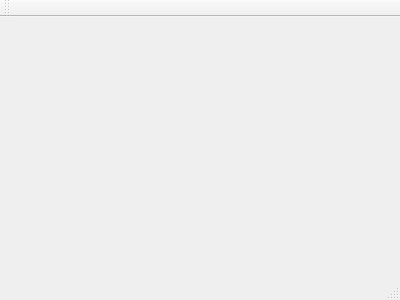
Taraj/Graphics, file mainwindow.ui: the form before one commit.
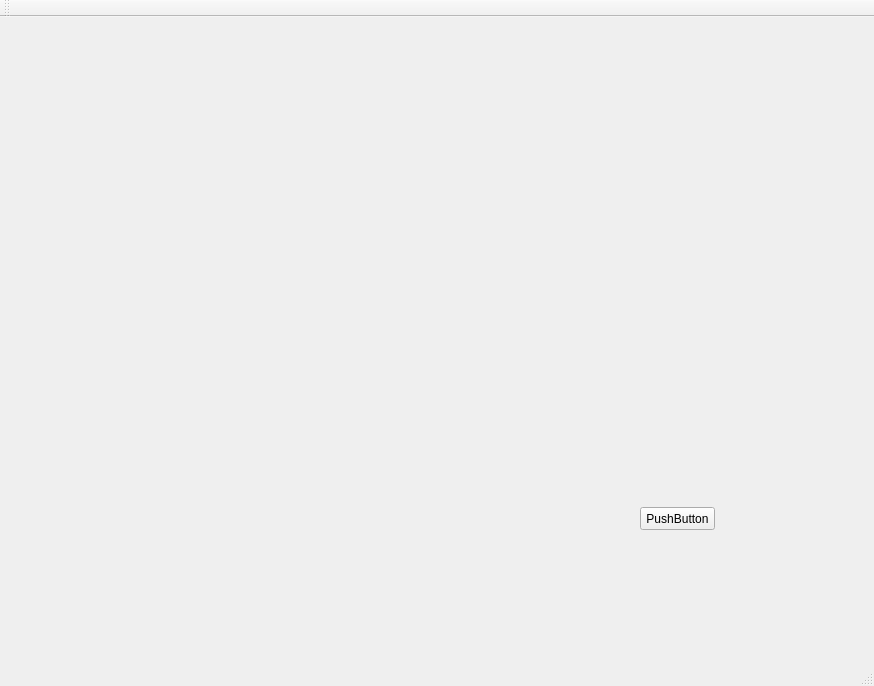
The form after the commit.

The edit to the form file:
```diff
--- a/mainwindow.ui
+++ b/mainwindow.ui
@@ -1,24 +1,53 @@
 <ui version="4.0">
  <class>MainWindow</class>
- <widget class="QMainWindow" name="MainWindow" >
-  <property name="geometry" >
+ <widget class="QMainWindow" name="MainWindow">
+  <property name="geometry">
    <rect>
     <x>0</x>
     <y>0</y>
-    <width>400</width>
-    <height>300</height>
+    <width>874</width>
+    <height>686</height>
    </rect>
   </property>
   <property name="windowTitle" >
    <string>MainWindow</string>
   </property>
-  <widget class="QMenuBar" name="menuBar" />
-  <widget class="QToolBar" name="mainToolBar" />
-  <widget class="QWidget" name="centralWidget" />
-  <widget class="QStatusBar" name="statusBar" />
+  <widget class="QWidget" name="centralWidget">
+   <widget class="QPushButton" name="pushButton">
+    <property name="geometry">
+     <rect>
+      <x>640</x>
+      <y>490</y>
+      <width>75</width>
+      <height>23</height>
+     </rect>
+    </property>
+    <property name="text">
+     <string>PushButton</string>
+    </property>
+   </widget>
+  </widget>
+  <widget class="QMenuBar" name="menuBar">
+   <property name="geometry">
+    <rect>
+     <x>0</x>
+     <y>0</y>
+     <width>874</width>
+     <height>21</height>
+    </rect>
+   </property>
+  </widget>
+  <widget class="QToolBar" name="mainToolBar">
+   <attribute name="toolBarArea">
+    <enum>TopToolBarArea</enum>
+   </attribute>
+   <attribute name="toolBarBreak">
+    <bool>false</bool>
+   </attribute>
+  </widget>
+  <widget class="QStatusBar" name="statusBar"/>
  </widget>
- <layoutDefault spacing="6" margin="11" />
- <pixmapfunction></pixmapfunction>
+ <layoutdefault spacing="6" margin="11"/>
  <resources/>
  <connections/>
 </ui>
```
Left out of the diff: 3 changed lines with no effect on the pictures.
